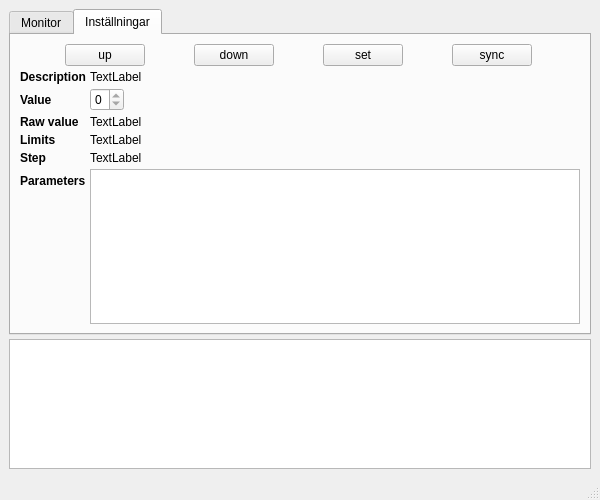
This is AppUI.ui in Snoozerworks/pg-winch-pc as Qt 5 draws it before an edit. The edited form follows.
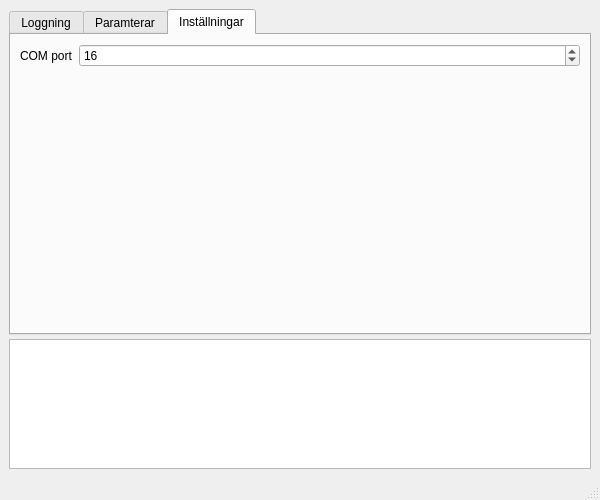
This is the edited form. Custom widgets are drawn as their Qt base class.

Commit message: Updated UI. Updated bat file for conversion .ui->.py file

```diff
--- a/AppUI.ui
+++ b/AppUI.ui
@@ -33,11 +33,11 @@
        </sizepolicy>
       </property>
       <property name="currentIndex">
-       <number>1</number>
+       <number>2</number>
       </property>
       <widget class="QWidget" name="tab_samples">
        <attribute name="title">
-        <string>Monitor</string>
+        <string>Loggning</string>
        </attribute>
        <layout class="QHBoxLayout" name="horizontalLayout_5">
         <item>
@@ -182,7 +182,7 @@
       </widget>
       <widget class="QWidget" name="tab_conf">
        <attribute name="title">
-        <string>Inställningar</string>
+        <string>Paramterar</string>
        </attribute>
        <layout class="QHBoxLayout" name="horizontalLayout">
         <item>
@@ -391,6 +391,27 @@
         </item>
        </layout>
       </widget>
+      <widget class="QWidget" name="tab">
+       <attribute name="title">
+        <string>Inställningar</string>
+       </attribute>
+       <layout class="QFormLayout" name="formLayout_2">
+        <item row="0" column="0">
+         <widget class="QLabel" name="label_2">
+          <property name="text">
+           <string>COM port</string>
+          </property>
+         </widget>
+        </item>
+        <item row="0" column="1">
+         <widget class="QSpinBox" name="spinBox_COMport">
+          <property name="value">
+           <number>16</number>
+          </property>
+         </widget>
+        </item>
+       </layout>
+      </widget>
      </widget>
     </item>
     <item>
```
The commit also changes 3 other files.
